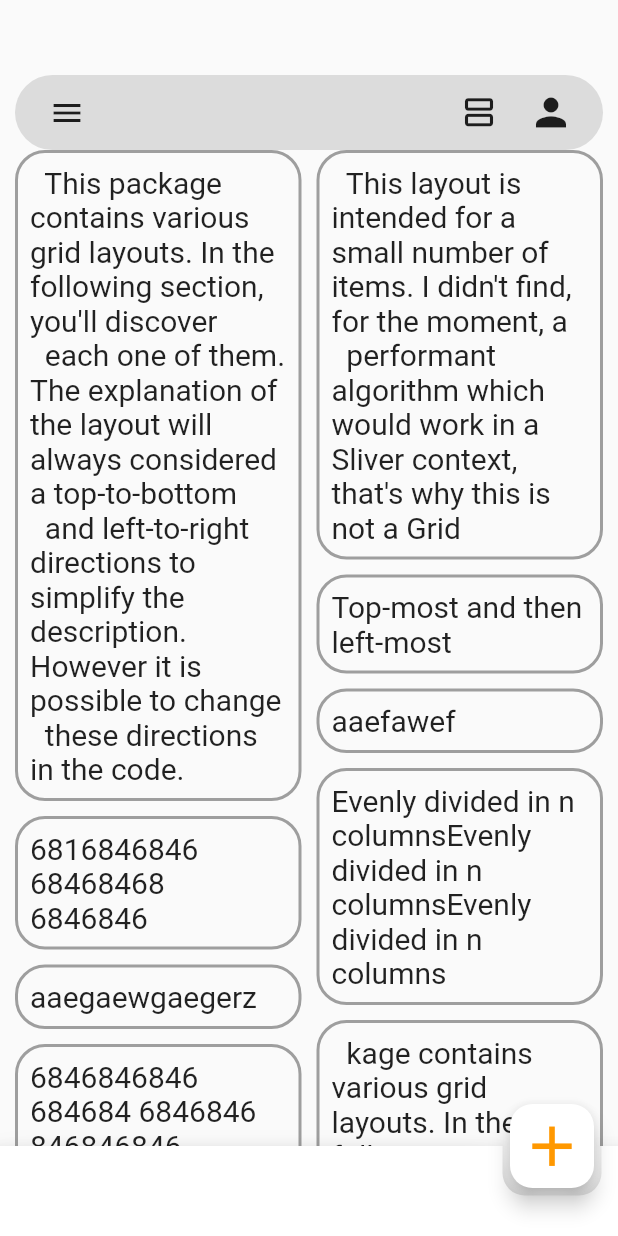
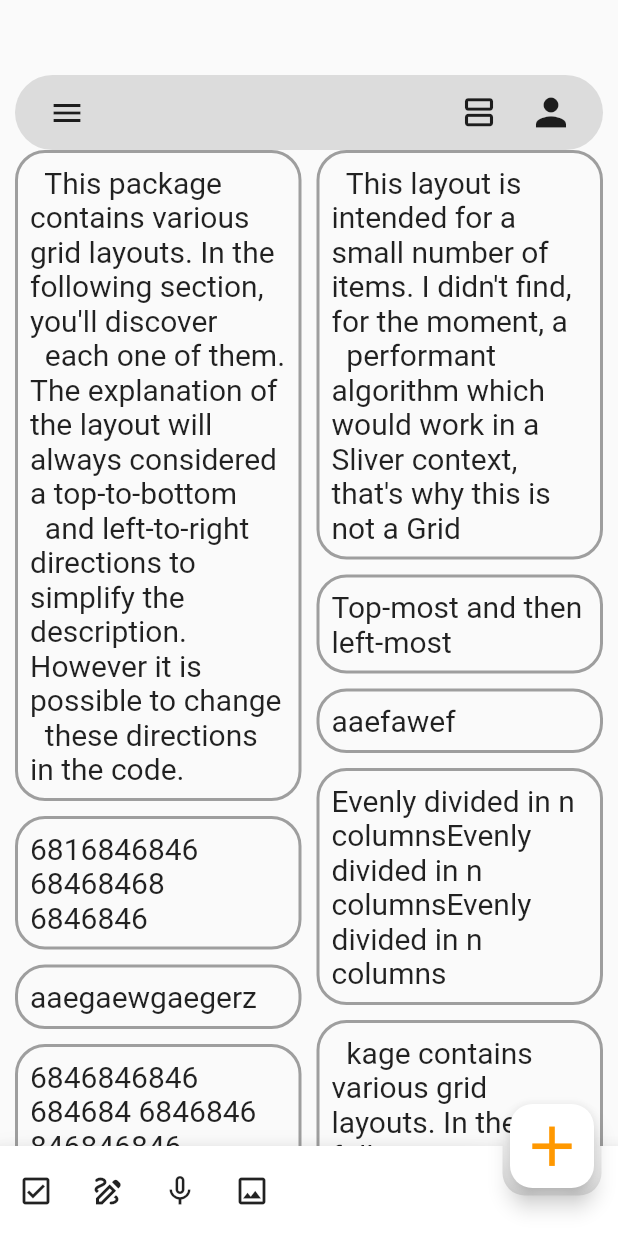
Before and after one commit to CaptenSepp/note_app_google_keep, a Flutter app: the screen it shows after launch, on a phone screen of 412 x 824 dp. Run offline on Flutter 3.47's test engine with Material 2 defaults, Android fonts, the phone set to English and light mode, and no system bars.

Commit message:
bottomappbar icons added

```diff
--- a/lib/src/screens/home_page/components/home_page_bottom_app_bar.dart
+++ b/lib/src/screens/home_page/components/home_page_bottom_app_bar.dart
@@ -7,16 +7,26 @@ class HomePageBottomAppBar extends StatelessWidget {
 
   @override
   Widget build(BuildContext context) {
-    return const BottomAppBar(
+    return BottomAppBar(
       notchMargin: 5,
       clipBehavior: Clip.hardEdge,
-      shape: AutomaticNotchedShape(
+      shape: const AutomaticNotchedShape(
         RoundedRectangleBorder(borderRadius: BorderRadius.vertical()),
         RoundedRectangleBorder(
           borderRadius: BorderRadius.all(Radius.circular(15)),
         ),
       ),
-      child: SizedBox(width: double.infinity, height: 60),
+      child: SizedBox(
+        width: double.infinity,
+        height: 60,
+        child: Row(children: [
+          IconButton(
+              icon: const Icon(Icons.check_box_outlined), onPressed: () {}),
+          IconButton(icon: const Icon(Icons.draw_outlined), onPressed: () {}),
+          IconButton(icon: const Icon(Icons.mic_none), onPressed: () {}),
+          IconButton(icon: const Icon(Icons.photo_outlined), onPressed: () {}),
+        ]),
+      ),
     );
   }
 }
```
